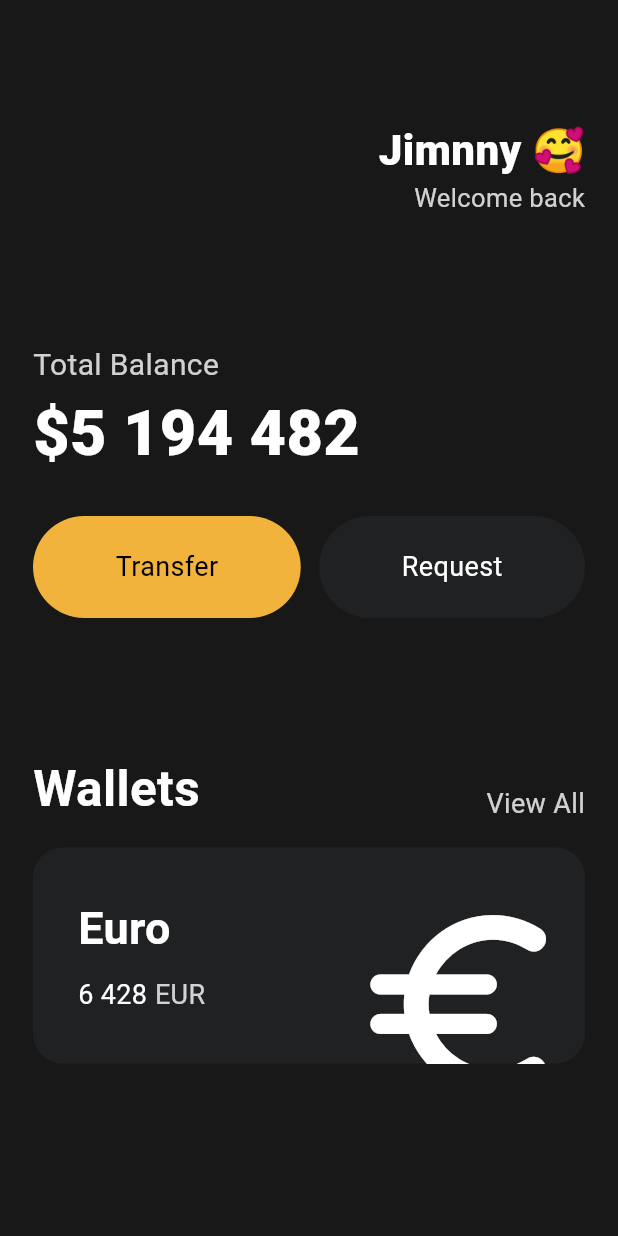
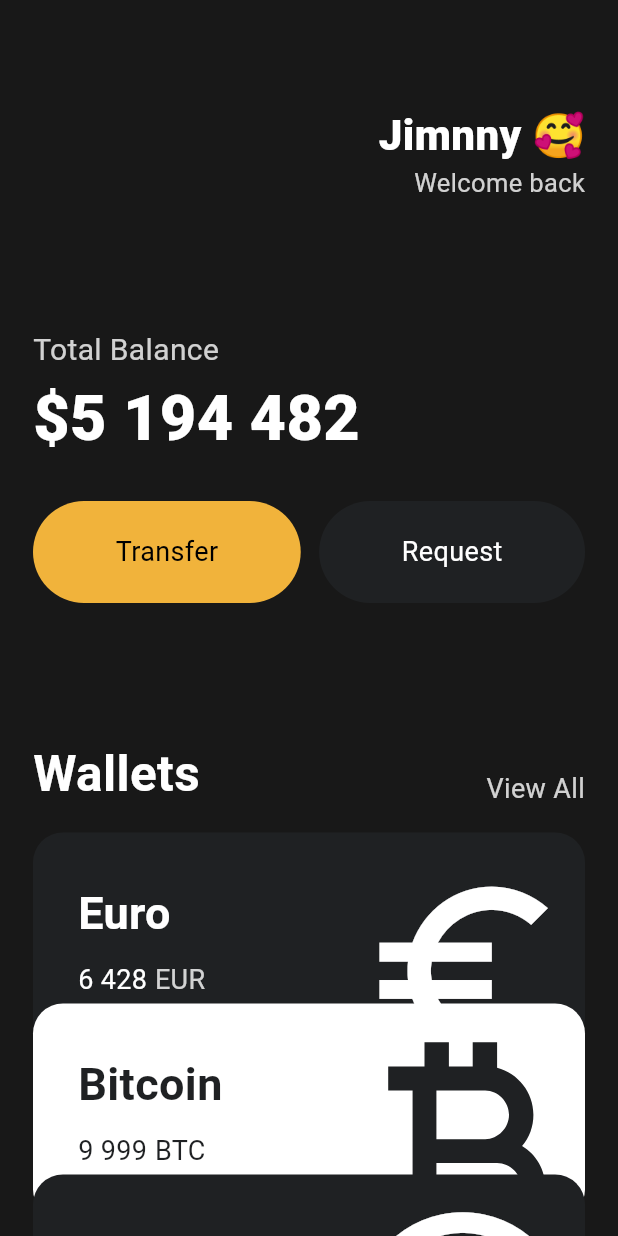
Before and after one commit to wozlsla/flutter, a Flutter app: the screen it shows after launch, on a phone screen of 412 x 824 dp. Run offline on Flutter 3.47's test engine with Material 3 defaults, Android fonts, the light colour scheme and no system bars.

Commit message:
feat: reusable card widgets

```diff
--- a/lib/main.dart
+++ b/lib/main.dart
@@ -1,5 +1,6 @@
 import 'package:flutter/material.dart';
 import 'widgets/button.dart';
+import 'widgets/currency_card.dart';
 
 void main() {
   runApp(App());
@@ -14,7 +15,8 @@
     return MaterialApp(
       home: Scaffold(
         backgroundColor: Color(0XFF181818),
-      body: Padding(
+        body: SingleChildScrollView(
+          child: Padding(
             padding: EdgeInsets.symmetric(
               horizontal: 22,
             ),
@@ -22,7 +24,7 @@
               crossAxisAlignment: CrossAxisAlignment.start,
               children: [
                 SizedBox(
-              height: 80,
+                  height: 70,
                 ),
                 Row(
                   mainAxisAlignment: MainAxisAlignment.end,
@@ -115,74 +117,37 @@
                 SizedBox(
                   height: 16,
                 ),
-            Container(
-              clipBehavior: Clip.hardEdge,
-              decoration: BoxDecoration(
-                color: Color(0xFF1F2123),
-                borderRadius: BorderRadius.circular(20),
+                CurrencyCard(
+                  name: 'Euro',
+                  code: 'EUR',
+                  amount: '6 428',
+                  icon: Icons.euro_symbol_sharp,
+                  isInverted: false,
+                  scale: 1.7,
                 ),
-              child: Padding(
-                padding: const EdgeInsets.symmetric(
-                  vertical: 28,
-                  horizontal: 30,
+                CurrencyCard(
+                  name: 'Bitcoin',
+                  code: 'BTC',
+                  amount: '9 999',
+                  icon: Icons.currency_bitcoin_sharp,
+                  isInverted: true,
+                  scale: 2.2,
+                  offset: Offset(0, -30),
                 ),
-                child: Row(
-                  mainAxisAlignment: MainAxisAlignment.spaceBetween,
-                  children: [
-                    Column(
-                      crossAxisAlignment: CrossAxisAlignment.start,
-                      children: [
-                        Text(
-                          'Euro',
-                          style: TextStyle(
-                            color: Colors.white,
-                            fontSize: 30,
-                            fontWeight: FontWeight.w600,
-                          ),
-                        ),
-                        SizedBox(
-                          height: 10,
-                        ),
-                        Row(
-                          children: [
-                            Text(
-                              '6 428',
-                              style: TextStyle(
-                                color: Colors.white,
-                                fontSize: 18,
-                                fontWeight: FontWeight.w400,
-                              ),
-                            ),
-                            SizedBox(width: 5),
-                            Text(
-                              'EUR',
-                              style: TextStyle(
-                                color: Colors.white.withValues(alpha: 0.8),
-                                fontSize: 18,
-                              ),
-                            ),
-                          ],
-                        )
-                      ],
-                    ),
-                    Transform.scale(
-                      scale: 1.8,
-                      child: Transform.translate(
-                        offset: Offset(-4, 18),
-                        child: Icon(
-                          Icons.euro_rounded,
-                          color: Colors.white,
-                          size: 88,
-                        ),
-                      ),
+                CurrencyCard(
+                  name: 'Dollar',
+                  code: 'USD',
+                  amount: '8 888',
+                  icon: Icons.monetization_on_outlined,
+                  isInverted: false,
+                  scale: 1.9,
+                  offset: Offset(0, -60),
                 ),
               ],
             ),
           ),
         ),
-          ],
       ),
-      ),
-    ));
+    );
   }
 }
--- /dev/null
+++ b/lib/widgets/currency_card.dart
@@ -0,0 +1,96 @@
+import 'package:flutter/material.dart';
+
+class CurrencyCard extends StatelessWidget {
+  final String name, code, amount;
+  final IconData icon;
+  final bool isInverted;
+  final double scale;
+  final Offset offset;
+
+  final _blackColor = const Color(0xFF1F2123);
+
+  const CurrencyCard({
+    super.key,
+    required this.name,
+    required this.code,
+    required this.amount,
+    required this.icon,
+    required this.isInverted,
+    required this.scale,
+    this.offset = const Offset(0, 0),
+  });
+
+  @override
+  Widget build(BuildContext context) {
+    return Transform.translate(
+      offset: offset,
+      child: Container(
+        clipBehavior: Clip.hardEdge,
+        decoration: BoxDecoration(
+          color: isInverted ? Colors.white : _blackColor,
+          borderRadius: BorderRadius.circular(20),
+        ),
+        child: Padding(
+          padding: const EdgeInsets.symmetric(
+            vertical: 28,
+            horizontal: 30,
+          ),
+          child: Row(
+            mainAxisAlignment: MainAxisAlignment.spaceBetween,
+            children: [
+              Column(
+                crossAxisAlignment: CrossAxisAlignment.start,
+                children: [
+                  Text(
+                    name,
+                    style: TextStyle(
+                      color: isInverted ? _blackColor : Colors.white,
+                      fontSize: 30,
+                      fontWeight: FontWeight.w600,
+                    ),
+                  ),
+                  SizedBox(
+                    height: 10,
+                  ),
+                  Row(
+                    children: [
+                      Text(
+                        amount,
+                        style: TextStyle(
+                          color: isInverted ? _blackColor : Colors.white,
+                          fontSize: 18,
+                          fontWeight: FontWeight.w400,
+                        ),
+                      ),
+                      SizedBox(width: 5),
+                      Text(
+                        code,
+                        style: TextStyle(
+                          color: isInverted
+                              ? _blackColor
+                              : Colors.white.withValues(alpha: 0.8),
+                          fontSize: 18,
+                        ),
+                      ),
+                    ],
+                  )
+                ],
+              ),
+              Transform.scale(
+                scale: scale,
+                child: Transform.translate(
+                  offset: Offset(-4, 12),
+                  child: Icon(
+                    icon,
+                    color: isInverted ? _blackColor : Colors.white,
+                    size: 88,
+                  ),
+                ),
+              ),
+            ],
+          ),
+        ),
+      ),
+    );
+  }
+}
```
Lines whose indentation alone changed are shown as unchanged.
